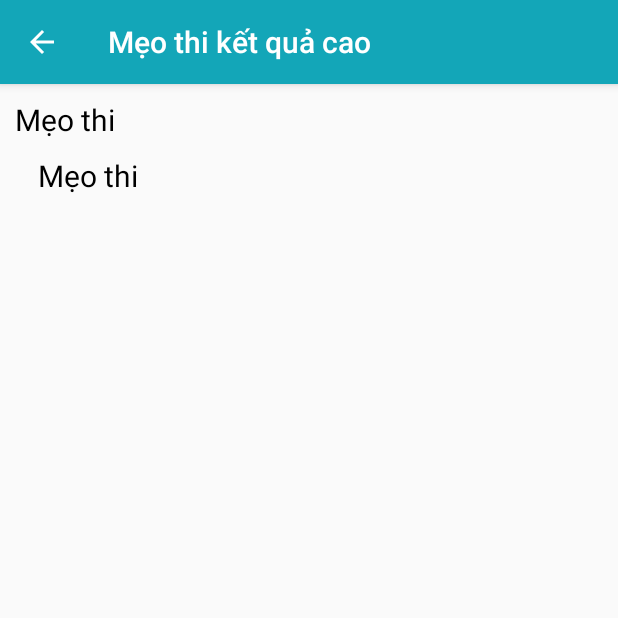
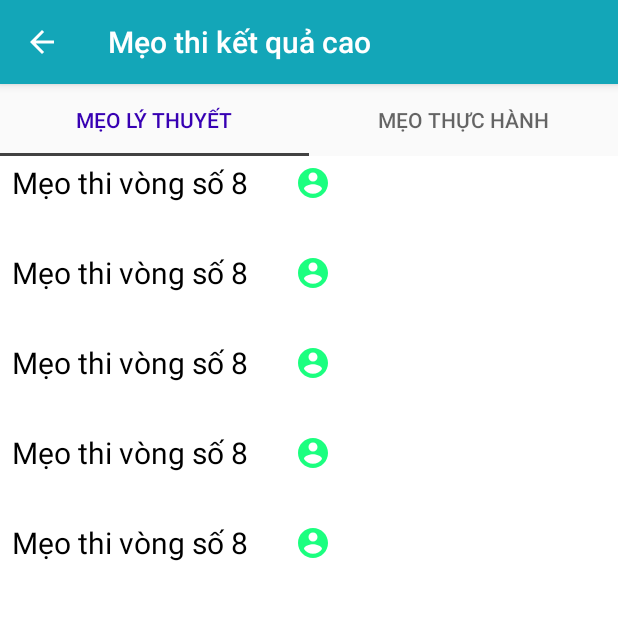
Before and after one commit to kenmerzy/DoAn, an Android app: the MeoThiKQCao screen opened directly, with no data from a screen before it, on a phone screen of 412 x 824 dp, the top half of it. Run offline under Robolectric (Android 15) with nearby library versions, the phone set to English and light mode, and no system bars.

Commit message:
Revert "eqwewqqw"
This reverts commit 5a91820b48397b69e6453a2e8ca5619a977ebd54.

```diff
--- a/app/src/main/java/ngoclong/example/phanmemthibanglai/ui/thisathach/LamBaiThiActivity.java
+++ b/app/src/main/java/ngoclong/example/phanmemthibanglai/ui/thisathach/LamBaiThiActivity.java
@@ -35,7 +35,6 @@ public class LamBaiThiActivity extends AppCompatActivity {
     TextView tienTrinhHoanThanh;
 
     ArrayList<CauHoi> arrCauHoi;
-    ArrayList<DapAn> arrDapAnDung;
     ArrayList<ArrayList<DapAn>> arrDapAn;
 
     int tongSoCau;
@@ -73,7 +72,8 @@ public class LamBaiThiActivity extends AppCompatActivity {
         Collections.shuffle(arrCauHoi);
         DapAnDAO da = new DapAnDAO(this);
         arrDapAn = da.getAllDapAn();
-        arrDapAnDung = da.getAllDapAnDung();
+
+
     }
 
     @Override
@@ -95,7 +95,7 @@ public class LamBaiThiActivity extends AppCompatActivity {
 
         @Override
         public Fragment getItem(int position) {
-            return new ScreenSlidePageFragment(arrCauHoi.get(position),arrDapAn.get(position),position,arrDapAnDung,tongSoCau);
+            return new ScreenSlidePageFragment(arrCauHoi.get(position),arrDapAn.get(position),position);
         }
 
         @Override
--- a/app/src/main/res/layout/activity_meo_thi_k_q_cao.xml
+++ b/app/src/main/res/layout/activity_meo_thi_k_q_cao.xml
@@ -1,26 +1,32 @@
 <?xml version="1.0" encoding="utf-8"?>
 <LinearLayout
     xmlns:android="http://schemas.android.com/apk/res/android"
-
+    xmlns:app="http://schemas.android.com/apk/res-auto"
+    xmlns:tools="http://schemas.android.com/tools"
     android:layout_width="match_parent"
     android:layout_height="match_parent"
-    android:orientation="vertical">
+    android:orientation="vertical"
+    tools:context=".ui.bienbao.BienBaoActivity"
+    >
 
-    <TextView
+    <android.support.design.widget.TabLayout
+        android:id="@+id/tabLayout"
         android:layout_width="match_parent"
         android:layout_height="wrap_content"
-        android:textSize="20dp"
-        android:text="Mẹo thi"
-        android:textColor="#000000"
-        android:padding="10dp"
-        android:id="@+id/tvTitleMeoThi"/>
-    <TextView
+        app:layout_constraintTop_toTopOf="parent"
+        app:tabIndicatorColor="@color/cardview_dark_background"
+        app:tabMode="fixed"
+        app:tabGravity="fill"
+        app:tabSelectedTextColor="@color/design_default_color_primary_dark"
+        tools:ignore="ExtraText">
+
+    </android.support.design.widget.TabLayout>
+
+    <android.support.v4.view.ViewPager
+        android:id="@+id/vPager"
         android:layout_width="match_parent"
         android:layout_height="wrap_content"
-        android:textSize="20dp"
-        android:layout_below="@id/tvTitleMeoThi"
-        android:text="Mẹo thi"
-        android:textColor="#000000"
-        android:paddingLeft="25dp"
-        android:id="@+id/tvContentMeoThi"/>
+        android:layout_below="@+id/tabLayout">
+
+    </android.support.v4.view.ViewPager>
 </LinearLayout>
--- a/app/src/main/res/layout/activity_thi_sat_hach.xml
+++ b/app/src/main/res/layout/activity_thi_sat_hach.xml
@@ -24,12 +24,11 @@
             />
         <TextView
             android:layout_width="wrap_content"
-            android:id="@+id/tvThiNgauNhien"
             android:layout_height="wrap_content"
             android:layout_gravity="center_horizontal"
-            android:layout_marginTop="20dp"
+            android:layout_marginTop="10dp"
             android:text="Thi ngẫu nhiên"
-            android:textSize="30dp"
+            android:textSize="28dp"
             android:textColor="@color/colorPrimaryDark"/>
     </LinearLayout>
 </RelativeLayout>
```
Also changed, not shown: app/src/main/java/ngoclong/example/phanmemthibanglai/ui/thisathach/DapAnDAO.java (+1 -23 lines), app/src/main/java/ngoclong/example/phanmemthibanglai/ui/thisathach/ScreenSlidePageFragment.java (+5 -32 lines), app/src/main/java/ngoclong/example/phanmemthibanglai/ui/thisathach/ThiSatHachActivity.java (+1 -10 lines), app/src/main/assets/databases/QLThiBangLaiA1.db.
